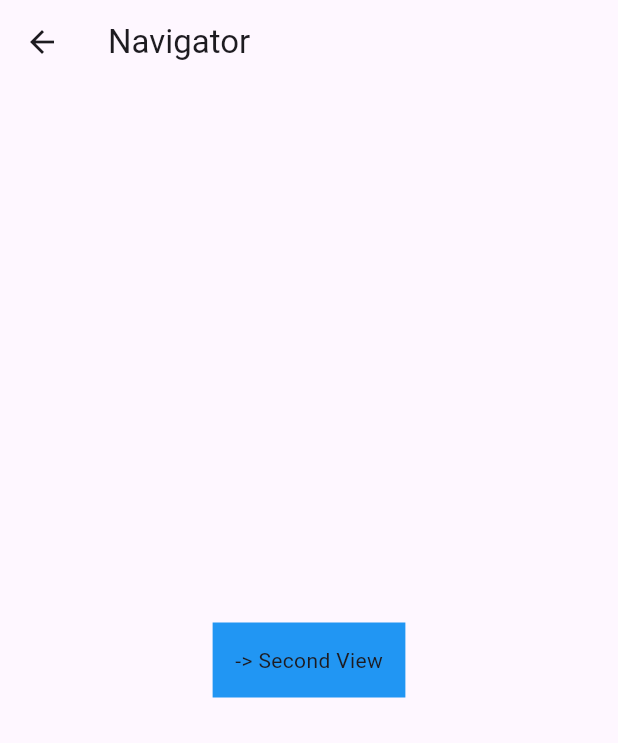
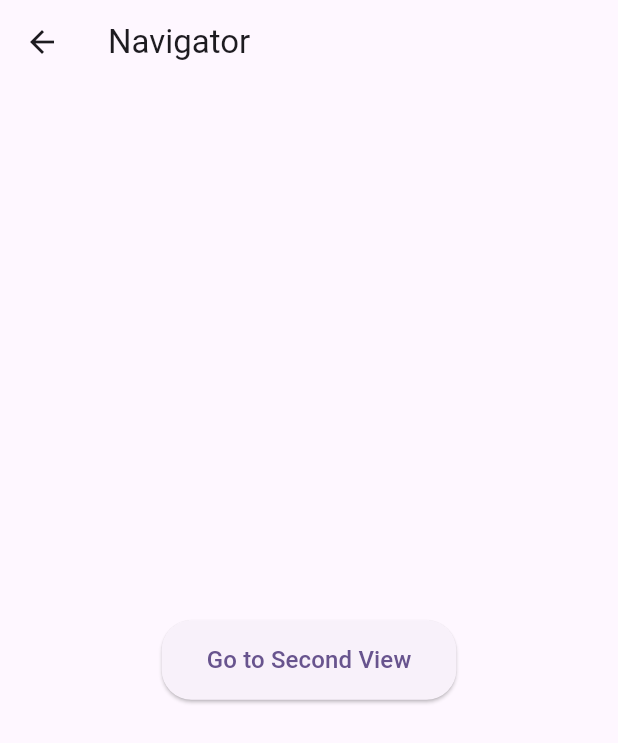
Before and after one commit to caipira113/flutter_start, a Flutter app: the Navigator1 screen opened directly, on a phone screen of 412 x 824 dp. Shown: the top 743 px of the screen. Run offline on Flutter 3.47's test engine with Material 3 defaults, Android fonts, the phone set to English and light mode, and no system bars.

Commit message:
Pretty buttons, pretty alerts

```diff
--- a/lib/navigator.dart
+++ b/lib/navigator.dart
@@ -11,15 +11,22 @@ class Navigator1 extends StatelessWidget {
         title: const Text("Navigator"),
       ),
       body: Center(
-        child: GestureDetector(
-          onTap: () => Navigator.push(
-            context,
-            MaterialPageRoute(builder: (_) => const SecondView()),
+        child: ElevatedButton(
+          onPressed: () {
+            Navigator.push(
+              context,
+              MaterialPageRoute(builder: (_) => const SecondView()),
+            );
+          },
+          style: ElevatedButton.styleFrom(
+            padding: const EdgeInsets.symmetric(horizontal: 30, vertical: 15),
+            shape: RoundedRectangleBorder(
+              borderRadius: BorderRadius.circular(20),
+            ),
           ),
-          child: Container(
-            padding: const EdgeInsets.all(15),
-            color: Colors.blue,
-            child: const Text("-> Second View"),
+          child: const Text(
+            "Go to Second View",
+            style: TextStyle(fontSize: 16),
           ),
         ),
       ),
```
Also changed, not shown: lib/second_view.dart (+28 -4 lines).
